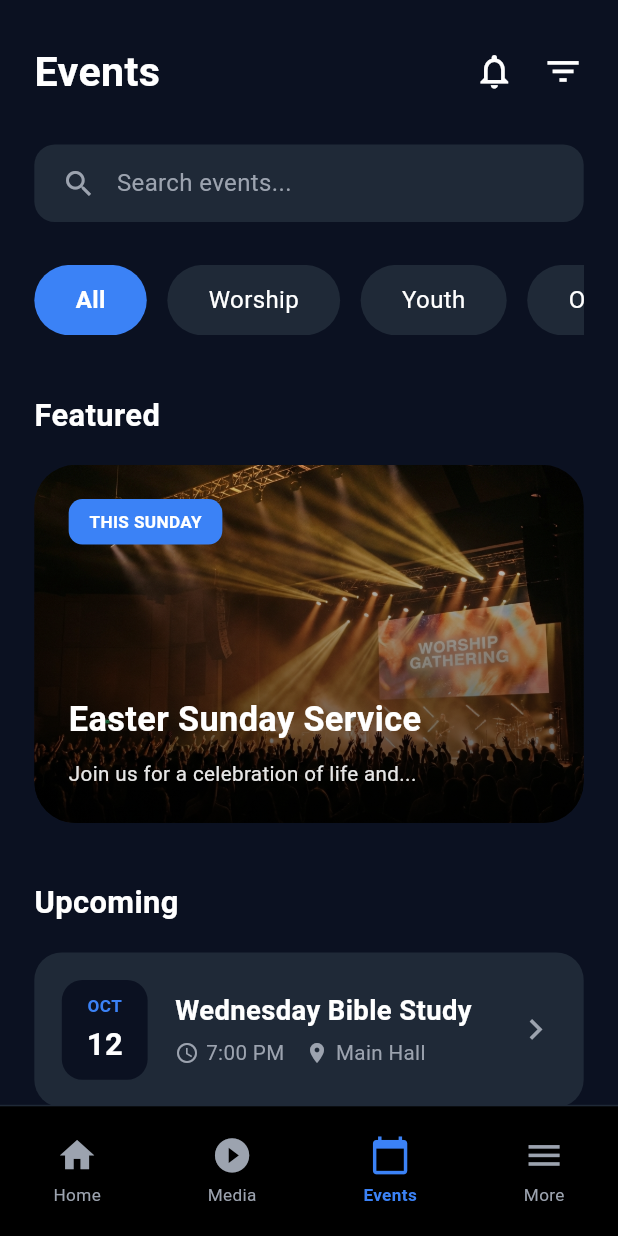
After one commit to arshad1/church-app-flutter, a Flutter app: the EventsView screen opened by its route, on a phone screen of 412 x 824 dp. The commit adds this screen. Run offline on Flutter 3.47's test engine with Material 3 defaults, Android fonts, the phone set to English and light mode, and no system bars; our stand-ins replace dio, flutter_screenutil, get, get_storage, google_fonts; accounts and stored records are empty.

Commit message:
feat: add new Events module with UI, controller, binding, routing, and an event image.

```diff
--- /dev/null
+++ b/lib/app/modules/events/bindings/events_binding.dart
@@ -0,0 +1,10 @@
+import 'package:get/get.dart';
+
+import '../controllers/events_controller.dart';
+
+class EventsBinding extends Bindings {
+  @override
+  void dependencies() {
+    Get.lazyPut<EventsController>(() => EventsController());
+  }
+}
--- /dev/null
+++ b/lib/app/modules/events/controllers/events_controller.dart
@@ -0,0 +1,5 @@
+import 'package:get/get.dart';
+
+class EventsController extends GetxController {
+  final selectedFilter = 'All'.obs;
+}
--- /dev/null
+++ b/lib/app/modules/events/views/events_view.dart
@@ -0,0 +1,400 @@
+import 'package:flutter/material.dart';
+import 'package:flutter_screenutil/flutter_screenutil.dart';
+import 'package:get/get.dart';
+import '../../../core/theme/app_theme.dart';
+import '../../../routes/app_pages.dart';
+import '../controllers/events_controller.dart';
+
+class EventsView extends GetView<EventsController> {
+  const EventsView({super.key});
+
+  @override
+  Widget build(BuildContext context) {
+    return Scaffold(
+      backgroundColor: AppTheme.background,
+      body: SafeArea(
+        child: Column(
+          children: [
+            Expanded(
+              child: SingleChildScrollView(
+                padding: EdgeInsets.symmetric(horizontal: 20.w, vertical: 24.h),
+                child: Column(
+                  crossAxisAlignment: CrossAxisAlignment.start,
+                  children: [
+                    _buildHeader(),
+                    SizedBox(height: 24.h),
+                    _buildSearchBar(),
+                    SizedBox(height: 24.h),
+                    _buildFilterChips(),
+                    SizedBox(height: 32.h),
+                    _buildSectionHeader('Featured'),
+                    SizedBox(height: 16.h),
+                    _buildFeaturedCard(),
+                    SizedBox(height: 32.h),
+                    _buildSectionHeader('Upcoming'),
+                    SizedBox(height: 16.h),
+                    _buildUpcomingEventsList(),
+                  ],
+                ),
+              ),
+            ),
+            _buildBottomNavBar(),
+          ],
+        ),
+      ),
+    );
+  }
+
+  Widget _buildHeader() {
+    return Row(
+      mainAxisAlignment: MainAxisAlignment.spaceBetween,
+      children: [
+        Text(
+          'Events',
+          style: TextStyle(
+            color: Colors.white,
+            fontSize: 24.sp,
+            fontWeight: FontWeight.bold,
+          ),
+        ),
+        Row(
+          children: [
+            Icon(
+              Icons.notifications_outlined,
+              color: Colors.white,
+              size: 24.sp,
+            ),
+            SizedBox(width: 16.w),
+            Icon(Icons.filter_list, color: Colors.white, size: 24.sp),
+          ],
+        ),
+      ],
+    );
+  }
+
+  Widget _buildSearchBar() {
+    return Container(
+      padding: EdgeInsets.symmetric(horizontal: 16.w, vertical: 12.h),
+      decoration: BoxDecoration(
+        color: AppTheme.surface,
+        borderRadius: BorderRadius.circular(12.r),
+      ),
+      child: Row(
+        children: [
+          Icon(Icons.search, color: AppTheme.textSecondary, size: 20.sp),
+          SizedBox(width: 12.w),
+          Expanded(
+            child: Text(
+              'Search events...',
+              style: TextStyle(color: AppTheme.textSecondary, fontSize: 14.sp),
+            ),
+          ),
+        ],
+      ),
+    );
+  }
+
+  Widget _buildFilterChips() {
+    final filters = ['All', 'Worship', 'Youth', 'Outreach'];
+    return SingleChildScrollView(
+      scrollDirection: Axis.horizontal,
+      child: Row(
+        children: filters.map((filter) {
+          return Obx(() {
+            final isSelected = controller.selectedFilter.value == filter;
+            return GestureDetector(
+              onTap: () => controller.selectedFilter.value = filter,
+              child: Container(
+                margin: EdgeInsets.only(right: 12.w),
+                padding: EdgeInsets.symmetric(horizontal: 24.w, vertical: 10.h),
+                decoration: BoxDecoration(
+                  color: isSelected ? AppTheme.primary : AppTheme.surface,
+                  borderRadius: BorderRadius.circular(24.r),
+                ),
+                child: Text(
+                  filter,
+                  style: TextStyle(
+                    color: Colors.white,
+                    fontSize: 14.sp,
+                    fontWeight: isSelected
+                        ? FontWeight.w600
+                        : FontWeight.normal,
+                  ),
+                ),
+              ),
+            );
+          });
+        }).toList(),
+      ),
+    );
+  }
+
+  Widget _buildSectionHeader(String title) {
+    return Text(
+      title,
+      style: TextStyle(
+        color: Colors.white,
+        fontSize: 18.sp,
+        fontWeight: FontWeight.bold,
+      ),
+    );
+  }
+
+  Widget _buildFeaturedCard() {
+    return Container(
+      width: double.infinity,
+      height: 200.h,
+      decoration: BoxDecoration(
+        borderRadius: BorderRadius.circular(24.r),
+        image: const DecorationImage(
+          image: AssetImage('assets/images/event_easter.png'),
+          fit: BoxFit.cover,
+        ),
+      ),
+      child: Container(
+        decoration: BoxDecoration(
+          borderRadius: BorderRadius.circular(24.r),
+          gradient: LinearGradient(
+            begin: Alignment.topCenter,
+            end: Alignment.bottomCenter,
+            colors: [
+              Colors.black.withValues(alpha: 0.1),
+              Colors.black.withValues(alpha: 0.7),
+            ],
+          ),
+        ),
+        padding: EdgeInsets.all(20.w),
+        child: Column(
+          crossAxisAlignment: CrossAxisAlignment.start,
+          children: [
+            Container(
+              padding: EdgeInsets.symmetric(horizontal: 12.w, vertical: 6.h),
+              decoration: BoxDecoration(
+                color: AppTheme.primary,
+                borderRadius: BorderRadius.circular(8.r),
+              ),
+              child: Text(
+                'THIS SUNDAY',
+                style: TextStyle(
+                  color: Colors.white,
+                  fontSize: 10.sp,
+                  fontWeight: FontWeight.bold,
+                ),
+              ),
+            ),
+            const Spacer(),
+            Text(
+              'Easter Sunday Service',
+              style: TextStyle(
+                color: Colors.white,
+                fontSize: 20.sp,
+                fontWeight: FontWeight.bold,
+              ),
+            ),
+            SizedBox(height: 8.h),
+            Text(
+              'Join us for a celebration of life and...',
+              style: TextStyle(
+                color: Colors.white.withValues(alpha: 0.9),
+                fontSize: 12.sp,
+              ),
+              maxLines: 1,
+              overflow: TextOverflow.ellipsis,
+            ),
+          ],
+        ),
+      ),
+    );
+  }
+
+  Widget _buildUpcomingEventsList() {
+    final events = [
+      {
+        'date': '12',
+        'month': 'OCT',
+        'title': 'Wednesday Bible Study',
+        'time': '7:00 PM',
+        'location': 'Main Hall',
+      },
+      {
+        'date': '15',
+        'month': 'JUL',
+        'title': 'Youth Summer Camp',
+        'time': '5 Days',
+        'location': 'Camp Horizon',
+        'icon': Icons.calendar_today, // Custom icon/logic maybe
+      },
+      {
+        'date': '20',
+        'month': 'OCT',
+        'title': 'Community Food Drive',
+        'time': '10:00 AM',
+        'location': 'Parking Lot B',
+      },
+      {
+        'date': '25',
+        'month': 'NOV',
+        'title': 'Online Worship Night',
+        'time': '8:00 PM',
+        'location': 'Live Stream',
+      },
+    ];
+
+    return Column(
+      children: events.map((event) {
+        return Container(
+          margin: EdgeInsets.only(bottom: 16.h),
+          padding: EdgeInsets.all(16.w),
+          decoration: BoxDecoration(
+            color: AppTheme.surface,
+            borderRadius: BorderRadius.circular(16.r),
+          ),
+          child: Row(
+            children: [
+              Container(
+                width: 50.w,
+                padding: EdgeInsets.symmetric(vertical: 8.h),
+                decoration: BoxDecoration(
+                  color: AppTheme.background,
+                  borderRadius: BorderRadius.circular(12.r),
+                ),
+                child: Column(
+                  children: [
+                    Text(
+                      event['month'] as String,
+                      style: TextStyle(
+                        color: AppTheme
+                            .primary, // Blue text for month in this design
+                        fontSize: 10.sp,
+                        fontWeight: FontWeight.bold,
+                      ),
+                    ),
+                    SizedBox(height: 2.h),
+                    Text(
+                      event['date'] as String,
+                      style: TextStyle(
+                        color: Colors.white,
+                        fontSize: 18.sp,
+                        fontWeight: FontWeight.bold,
+                      ),
+                    ),
+                  ],
+                ),
+              ),
+              SizedBox(width: 16.w),
+              Expanded(
+                child: Column(
+                  crossAxisAlignment: CrossAxisAlignment.start,
+                  children: [
+                    Text(
+                      event['title'] as String,
+                      style: TextStyle(
+                        color: Colors.white,
+                        fontSize: 16.sp,
+                        fontWeight: FontWeight.bold,
+                      ),
+                    ),
+                    SizedBox(height: 4.h),
+                    Row(
+                      children: [
+                        Icon(
+                          Icons.access_time,
+                          color: AppTheme.textSecondary,
+                          size: 14.sp,
+                        ),
+                        SizedBox(width: 4.w),
+                        Text(
+                          event['time'] as String,
+                          style: TextStyle(
+                            color: AppTheme.textSecondary,
+                            fontSize: 12.sp,
+                          ),
+                        ),
+                        SizedBox(width: 12.w),
+                        Icon(
+                          Icons.place,
+                          color: AppTheme.textSecondary,
+                          size: 14.sp,
+                        ),
+                        SizedBox(width: 4.w),
+                        Expanded(
+                          // Wrap location text
+                          child: Text(
+                            event['location'] as String,
+                            style: TextStyle(
+                              color: AppTheme.textSecondary,
+                              fontSize: 12.sp,
+                            ),
+                            overflow: TextOverflow.ellipsis,
+                          ),
+                        ),
+                      ],
+                    ),
+                  ],
+                ),
+              ),
+              Icon(
+                Icons.chevron_right,
+                color: AppTheme.textSecondary,
+                size: 24.sp,
+              ),
+            ],
+          ),
+        );
+      }).toList(),
+    );
+  }
+
+  Widget _buildBottomNavBar() {
+    return Container(
+      padding: EdgeInsets.symmetric(vertical: 16.h),
+      decoration: const BoxDecoration(
+        color: Colors.black,
+        border: Border(top: BorderSide(color: Color(0xFF1F2937))),
+      ),
+      child: Row(
+        mainAxisAlignment: MainAxisAlignment.spaceAround,
+        children: [
+          _buildNavItem(
+            Icons.home,
+            'Home',
+            onTap: () => Get.offNamed(Routes.home),
+          ),
+          _buildNavItem(Icons.play_circle_fill, 'Media'),
+          _buildNavItem(Icons.calendar_today, 'Events', isActive: true),
+          _buildNavItem(Icons.menu, 'More'),
+        ],
+      ),
+    );
+  }
+
+  Widget _buildNavItem(
+    IconData icon,
+    String label, {
+    bool isActive = false,
+    VoidCallback? onTap,
+  }) {
+    return GestureDetector(
+      onTap: onTap,
+      child: Column(
+        mainAxisSize: MainAxisSize.min,
+        children: [
+          Icon(
+            icon,
+            color: isActive ? AppTheme.primary : AppTheme.textSecondary,
+            size: 24.sp,
+          ),
+          SizedBox(height: 4.h),
+          Text(
+            label,
+            style: TextStyle(
+              color: isActive ? AppTheme.primary : AppTheme.textSecondary,
+              fontSize: 10.sp,
+              fontWeight: isActive ? FontWeight.w600 : FontWeight.normal,
+            ),
+          ),
+        ],
+      ),
+    );
+  }
+}
--- a/lib/app/modules/home/views/home_view.dart
+++ b/lib/app/modules/home/views/home_view.dart
@@ -572,15 +572,26 @@ class HomeView extends GetView<HomeController> {
         children: [
           _buildNavItem(Icons.home, 'Home', isActive: true),
           _buildNavItem(Icons.play_circle_fill, 'Media'),
-          _buildNavItem(Icons.calendar_today, 'Events'),
+          _buildNavItem(
+            Icons.calendar_today,
+            'Events',
+            onTap: () => Get.toNamed(Routes.events),
+          ),
           _buildNavItem(Icons.menu, 'More'),
         ],
       ),
     );
   }
 
-  Widget _buildNavItem(IconData icon, String label, {bool isActive = false}) {
-    return Column(
+  Widget _buildNavItem(
+    IconData icon,
+    String label, {
+    bool isActive = false,
+    VoidCallback? onTap,
+  }) {
+    return GestureDetector(
+      onTap: onTap,
+      child: Column(
         mainAxisSize: MainAxisSize.min,
         children: [
           Icon(
@@ -598,6 +609,7 @@ class HomeView extends GetView<HomeController> {
             ),
           ),
         ],
+      ),
     );
   }
 }
--- a/lib/app/routes/app_pages.dart
+++ b/lib/app/routes/app_pages.dart
@@ -10,6 +10,8 @@ import '../modules/welcome/bindings/welcome_binding.dart';
 import '../modules/welcome/views/welcome_view.dart';
 import '../modules/profile/bindings/profile_binding.dart';
 import '../modules/profile/views/profile_view.dart';
+import '../modules/events/bindings/events_binding.dart';
+import '../modules/events/views/events_view.dart';
 
 part 'app_routes.dart';
 
@@ -44,5 +46,10 @@ class AppPages {
       page: () => const ProfileView(),
       binding: ProfileBinding(),
     ),
+    GetPage(
+      name: _Paths.events,
+      page: () => const EventsView(),
+      binding: EventsBinding(),
+    ),
   ];
 }
--- a/lib/app/routes/app_routes.dart
+++ b/lib/app/routes/app_routes.dart
@@ -8,6 +8,7 @@ abstract class Routes {
   static const login = _Paths.login;
   static const landing = _Paths.landing;
   static const profile = _Paths.profile;
+  static const events = _Paths.events;
 }
 
 abstract class _Paths {
@@ -17,4 +18,5 @@ abstract class _Paths {
   static const login = '/login';
   static const landing = '/landing';
   static const profile = '/profile';
+  static const events = '/events';
 }
```
Also changed, not shown: assets/images/event_easter.png (added). Lines whose indentation alone changed are shown as unchanged.
